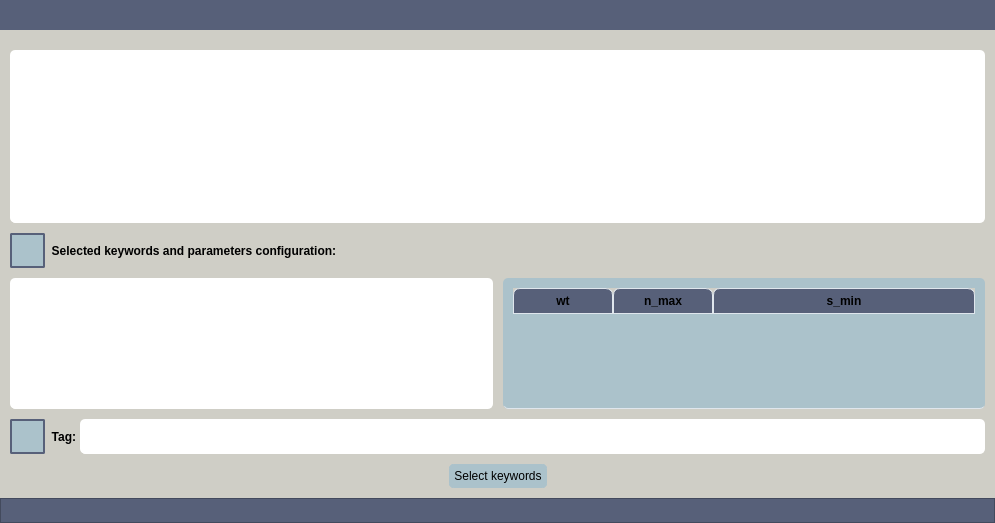
Above: UIs/get_labels_by_keywords.ui from IntelCompH2020/domain_classification before the change. Below: the same form after it.
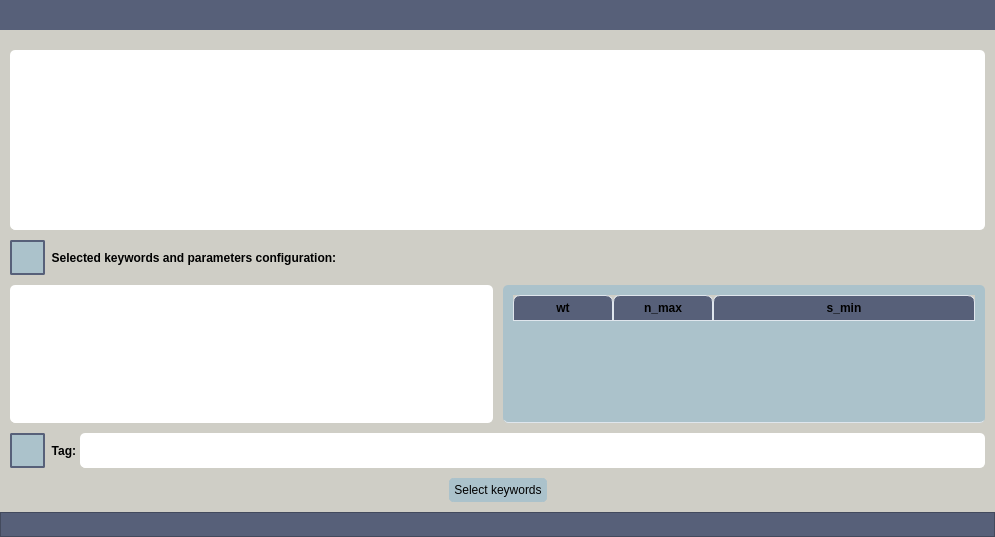
That is the form after the change.

```diff
--- a/UIs/get_labels_by_keywords.ui
+++ b/UIs/get_labels_by_keywords.ui
@@ -7,7 +7,7 @@
     <x>0</x>
     <y>0</y>
     <width>995</width>
-    <height>523</height>
+    <height>537</height>
    </rect>
   </property>
   <property name="windowTitle">
```
